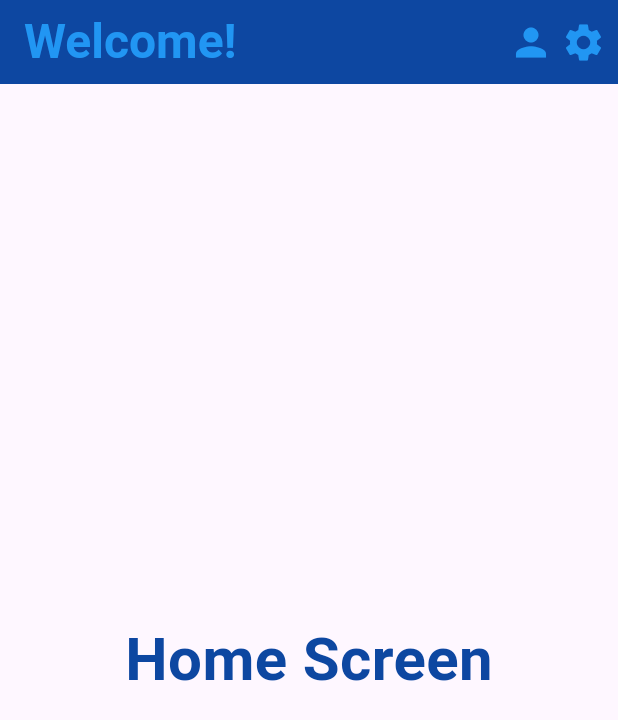
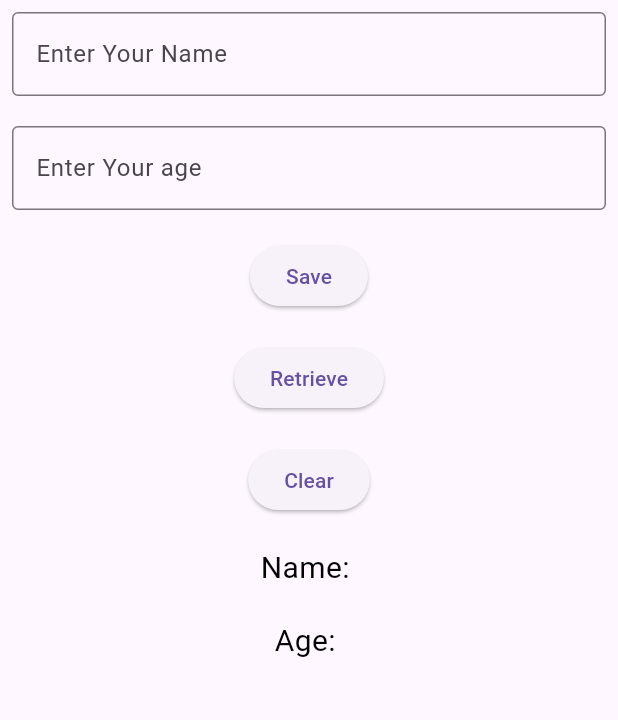
Before and after one commit to Merna-Hesham/depi, a Flutter app: the screen it shows after launch, on a phone screen of 412 x 824 dp. Shown: the top 720 px of the screen. Run offline on Flutter 3.47's test engine with Material 3 defaults, Android fonts, the phone set to English and light mode, and no system bars; our stand-ins replace flutter_svg, go_router, hive, hive_flutter, shared_preferences; accounts and stored records are empty.

Commit message:
Hive task

```diff
--- /dev/null
+++ b/lib/hive/hive_screen.dart
@@ -0,0 +1,129 @@
+import 'package:flutter/material.dart';
+import 'hive_helper.dart';
+
+class HiveScreen extends StatefulWidget {
+  const HiveScreen({super.key});
+
+  @override
+  State<HiveScreen> createState() => _HiveScreenState();
+}
+
+class _HiveScreenState extends State<HiveScreen> {
+  TextEditingController nameController = TextEditingController();
+  TextEditingController ageController = TextEditingController();
+
+  String savedName = '';
+  String savedAge = '';
+
+  @override
+  Widget build(BuildContext context) {
+    return Scaffold(
+      body: SafeArea(
+        child: Padding(
+          padding: const EdgeInsets.all(8.0),
+          child: Column(
+            children: [
+              TextField(
+                controller: nameController,
+                decoration: InputDecoration(
+                  border: OutlineInputBorder(),
+                  hintText: 'Enter Your Name'
+                ),
+              ),
+
+              SizedBox(
+                height: 20,
+              ),
+
+              TextField(
+                controller: ageController,
+                decoration: InputDecoration(
+                    border: OutlineInputBorder(),
+                    hintText: 'Enter Your age'
+                ),
+              ),
+
+              SizedBox(
+                height: 20,
+              ),
+
+              ElevatedButton(
+                onPressed: () async{
+                  await HiveHelper.saveData('name', nameController.text);
+                  await HiveHelper.saveData('age', ageController.text);
+                  setState(() {
+
+                  });
+                },
+                child: Text(
+                  'Save',
+                ),
+              ),
+
+              SizedBox(
+                height: 20,
+              ),
+
+              ElevatedButton(
+                onPressed: () async{
+                  final name = await HiveHelper.getData('name', defaultValue: '');
+                  final age = await HiveHelper.getData('age', defaultValue: '');
+
+                  setState(() {
+                    savedName = name;
+                    savedAge = age;
+                  });
+                },
+                child: Text(
+                  'Retrieve',
+                ),
+              ),
+
+              SizedBox(
+                height: 20,
+              ),
+
+              ElevatedButton(
+                onPressed: () async{
+                  await HiveHelper.clearAll();
+
+                  setState(() {
+                    savedName = '';
+                    savedAge = '';
+                  });
+                },
+                child: Text(
+                  'Clear',
+                ),
+              ),
+
+              SizedBox(
+                height: 20,
+              ),
+
+              Text(
+                'Name: $savedName',
+                style: TextStyle(
+                  fontSize: 20,
+                  color: Colors.black,
+                ),
+              ),
+
+              SizedBox(
+                height: 20,
+              ),
+
+              Text(
+                'Age: $savedAge',
+                style: TextStyle(
+                  fontSize: 20,
+                  color: Colors.black,
+                ),
+              ),
+            ],
+          ),
+        ),
+      ),
+    );
+  }
+}
--- a/lib/main.dart
+++ b/lib/main.dart
@@ -1,8 +1,10 @@
 import 'package:flutter/material.dart';
+import 'package:hive_flutter/adapters.dart';
 import 'package:online_tasks/authentication/screens/authentication_screen.dart';
 import 'package:online_tasks/authentication/screens/login_screen.dart';
 import 'package:online_tasks/authentication/screens/register_screen.dart';
 import 'package:online_tasks/authentication/screens/reset_password_screen.dart';
+import 'package:online_tasks/hive/hive_screen.dart';
 import 'package:online_tasks/navigation/home_screen.dart';
 import 'package:online_tasks/navigation/profile_screen.dart';
 import 'package:online_tasks/navigation/routes_gen_go.dart';
@@ -10,15 +12,27 @@ import 'package:online_tasks/navigation/settings_screen.dart';
 import 'package:online_tasks/shared_preference_task.dart';
 import 'package:online_tasks/tasks_screen.dart';
 
+/*
 void main() {
   runApp(
     MyApp()
+  );
+}
+ */
+void main() async{
+  WidgetsFlutterBinding.ensureInitialized();
+  await Hive.initFlutter();
+  await Hive.openBox('userBox');
+
+  runApp(
+      MyApp()
   );
 }
 
 class MyApp extends StatelessWidget{
   const MyApp({super.key});
 
+/*
   @override
   Widget build(BuildContext context) {
     return MaterialApp.router(
@@ -26,4 +40,13 @@ class MyApp extends StatelessWidget{
       routerConfig: RoutesGenGo.mainAppRouting,
     );
   }
+ */
+
+  @override
+  Widget build(BuildContext context) {
+    return MaterialApp(
+      debugShowCheckedModeBanner: false,
+      home: HiveScreen(),
+    );
+  }
 }
--- a/pubspec.yaml
+++ b/pubspec.yaml
@@ -30,6 +30,10 @@ environment:
 dependencies:
   shared_preferences: ^2.5.4
   go_router: ^17.1.0
+  hive: ^2.2.3
+  hive_flutter: ^1.1.0
+  hive_generator: ^2.0.1
+  build_runner: ^2.4.13
   flutter_svg: ^2.0.9
   flutter:
     sdk: flutter
```
Also changed, not shown: lib/hive/hive_helper.dart (added, +25 -0 lines), pubspec.lock, 1 other file.
